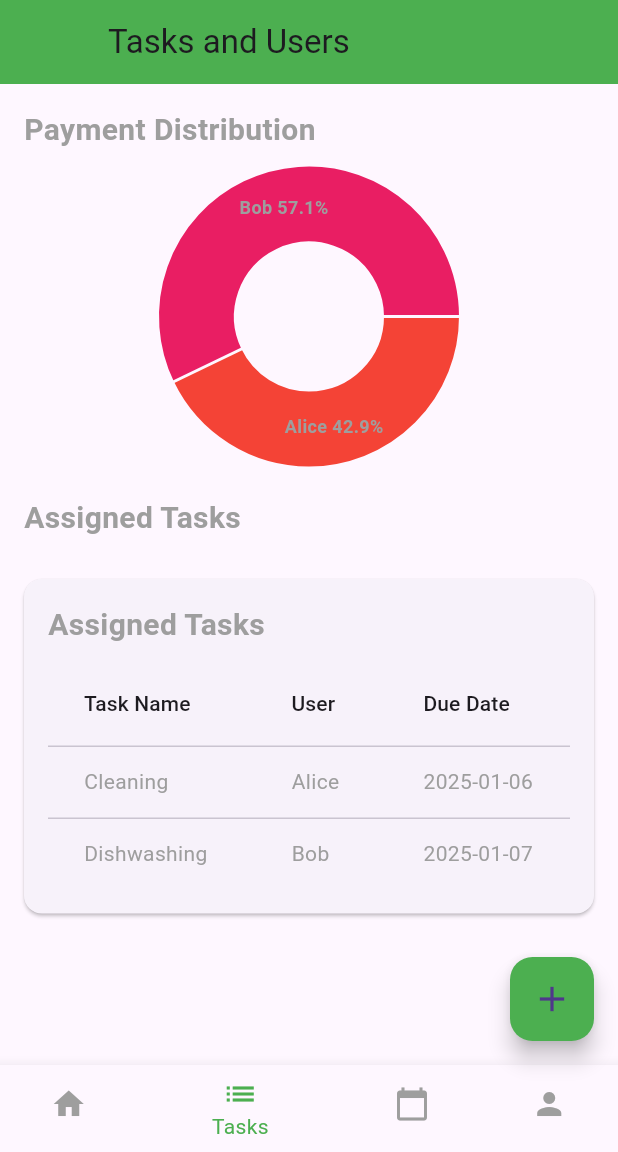
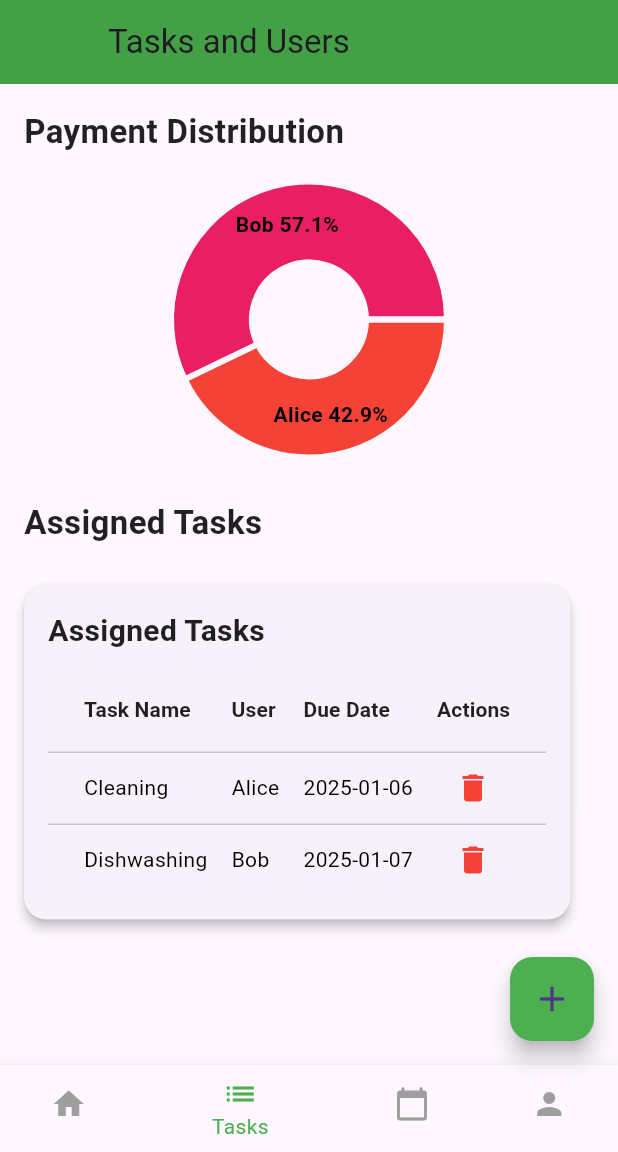
Before and after one commit to zgokceaynaci/Home-Balance-Frontend-with-Flutter, a Flutter app: the HomePage screen opened by its route, item 2 of the bottom bar chosen, on a phone screen of 412 x 824 dp, the part 84-1236 px from its top. Run offline on Flutter 3.47's test engine with Material 3 defaults, Android fonts, the light colour scheme and no system bars; drawn by our look-alikes of fl_chart; our stand-ins replace firebase_auth, firebase_core, google_sign_in, table_calendar; accounts and stored records are empty; generated files the repository leaves out were written again.

Commit message:
Add updated code for Home Balance Flutter project

```diff
--- a/lib/helpers/chart_helpers.dart
+++ b/lib/helpers/chart_helpers.dart
@@ -3,82 +3,99 @@ import 'package:flutter/material.dart';
 
 Widget buildEnhancedRentPieChart(double rentPaid, double rentRemaining) {
   return Container(
-    padding: const EdgeInsets.all(14.0), // Padding biraz azaltıldı
+    padding: const EdgeInsets.all(16.0),
+    margin: const EdgeInsets.symmetric(vertical: 16.0),
     decoration: BoxDecoration(
       color: Colors.white,
-      borderRadius: BorderRadius.circular(14), // Köşeler çok hafif küçültüldü
+      borderRadius: BorderRadius.circular(20),
       boxShadow: [
         BoxShadow(
-          color: Colors.grey.withOpacity(0.3),
-          spreadRadius: 3,
-          blurRadius: 4,
-          offset: const Offset(0, 2),
+          color: Colors.grey.withOpacity(0.2),
+          spreadRadius: 4,
+          blurRadius: 6,
+          offset: const Offset(0, 4),
         ),
       ],
     ),
     child: Column(
-      crossAxisAlignment: CrossAxisAlignment.center,
+      crossAxisAlignment: CrossAxisAlignment.start,
       children: [
-        const Text(
+        const Padding(
+          padding: EdgeInsets.only(left: 8.0),
+          child: Text(
             "Rent Overview",
             style: TextStyle(
-            fontSize: 19, // Font boyutu çok hafif küçültüldü
+              fontSize: 20,
               fontWeight: FontWeight.bold,
-            color: Colors.black,
+              color: Colors.black87,
             ),
           ),
-        const SizedBox(height: 14), // Başlık ve grafik arasındaki boşluk hafif azaltıldı
-        SizedBox(
-          height: 180, // Pie chart'ın yüksekliği hafif küçültüldü
+        ),
+        const SizedBox(height: 16),
+        Center(
+          child: SizedBox(
+            height: 200,
             child: PieChart(
               PieChartData(
                 sections: [
                   PieChartSectionData(
                     value: rentPaid,
-                  color: Colors.green.shade400,
+                    color: Colors.teal.shade400,
                     title: rentPaid > 0
                         ? 'Paid\n${rentPaid.toStringAsFixed(2)}₺'
                         : '',
-                  radius: 65, // Radius çok hafif küçültüldü
+                    radius: 70,
                     titleStyle: const TextStyle(
-                    fontSize: 15, // Font boyutu hafif küçültüldü
+                      fontSize: 14,
                       fontWeight: FontWeight.bold,
                       color: Colors.white,
                       shadows: [
                         Shadow(
                           blurRadius: 3,
                           color: Colors.black26,
-                        offset: Offset(1, 1),
+                          offset: Offset(1, 2),
                         ),
                       ],
                     ),
                   ),
                   PieChartSectionData(
                     value: rentRemaining > 0 ? rentRemaining : 0,
-                  color: Colors.red.shade400,
+                    color: Colors.orange.shade400,
                     title: rentRemaining > 0
                         ? 'Remaining\n${rentRemaining.toStringAsFixed(2)}₺'
                         : '',
-                  radius: 65, // Radius çok hafif küçültüldü
+                    radius: 70,
                     titleStyle: const TextStyle(
-                    fontSize: 15, // Font boyutu hafif küçültüldü
+                      fontSize: 14,
                       fontWeight: FontWeight.bold,
                       color: Colors.white,
                       shadows: [
                         Shadow(
                           blurRadius: 3,
                           color: Colors.black26,
-                        offset: Offset(1, 1),
+                          offset: Offset(1, 2),
                         ),
                       ],
                     ),
                   ),
                 ],
-              sectionsSpace: 7, // Dilimler arası boşluk çok hafif azaltıldı
-              centerSpaceRadius: 35, // Merkez boşluğu hafif küçültüldü
+                sectionsSpace: 6,
+                centerSpaceRadius: 40,
                 borderData: FlBorderData(
                   show: false,
                 ),
+              ),
+            ),
+          ),
+        ),
+        const SizedBox(height: 20),
+        const Center(
+          child: Text(
+            "Total Overview",
+            style: TextStyle(
+              fontSize: 16,
+              fontWeight: FontWeight.w500,
+              color: Colors.black54,
             ),
           ),
         ),
--- a/lib/screens/add_task_screen.dart
+++ b/lib/screens/add_task_screen.dart
@@ -60,7 +60,10 @@ class _AddTaskScreenState extends State<AddTaskScreen> {
       appBar: AppBar(
         title: const Text('Add Task'),
         backgroundColor: Colors.green,
-        leading: Container(),
+        leading: IconButton(
+          icon: const Icon(Icons.arrow_back),
+          onPressed: () => Navigator.pop(context),
+        ),
       ),
       body: Padding(
         padding: const EdgeInsets.all(16.0),
--- a/lib/screens/home_page.dart
+++ b/lib/screens/home_page.dart
@@ -170,7 +170,7 @@ Widget build(BuildContext context) {
             itemBuilder: (context, index) {
               final task = globalTasks[index];
               return ListTile(
-                leading: Icon(task.icon, color: Colors.green),
+                leading: Icon(task.icon, color: const Color.fromARGB(255, 11, 222, 18)),
                 title: Text(task.taskName),
                 subtitle: Text(
                   "${task.assignedUser} - ${task.dueDate.toLocal()}",
--- a/lib/screens/list_items_screen.dart
+++ b/lib/screens/list_items_screen.dart
@@ -20,7 +20,7 @@ class _ListItemsScreenState extends State<ListItemsScreen> {
   @override
   void initState() {
     super.initState();
-    tasks = List.from(widget.tasks); // Starting `tasks` list
+    tasks = List.from(widget.tasks);
   }
 
   @override
@@ -28,8 +28,8 @@ class _ListItemsScreenState extends State<ListItemsScreen> {
     return Scaffold(
       appBar: AppBar(
         title: const Text('Tasks and Users'),
-        backgroundColor: Colors.green,
-        leading: Container(),
+        backgroundColor: Colors.green.shade600,
+        leading: const SizedBox(),
       ),
       body: SingleChildScrollView(
         child: Padding(
@@ -39,14 +39,22 @@ class _ListItemsScreenState extends State<ListItemsScreen> {
             children: [
               const Text(
                 "Payment Distribution",
-                style: TextStyle(fontSize: 20, fontWeight: FontWeight.bold),
+                style: TextStyle(
+                  fontSize: 22,
+                  fontWeight: FontWeight.bold,
+                  color: Colors.black87,
+                ),
               ),
               const SizedBox(height: 10),
               _buildUserPaymentsPieChart(),
               const SizedBox(height: 20),
               const Text(
                 "Assigned Tasks",
-                style: TextStyle(fontSize: 20, fontWeight: FontWeight.bold),
+                style: TextStyle(
+                  fontSize: 22,
+                  fontWeight: FontWeight.bold,
+                  color: Colors.black87,
+                ),
               ),
               const SizedBox(height: 10),
               _buildTaskTable(),
@@ -79,10 +87,16 @@ class _ListItemsScreenState extends State<ListItemsScreen> {
               color: Colors.primaries[widget.users.indexOf(user) % Colors.primaries.length],
               value: paymentPercentage,
               title: "${user['name']} ${paymentPercentage.toStringAsFixed(1)}%",
+              titleStyle: const TextStyle(
+                fontSize: 14,
+                fontWeight: FontWeight.bold,
+                color: Colors.black,
+              ),
               radius: 50,
-              titleStyle: const TextStyle(fontSize: 12, fontWeight: FontWeight.bold),
             );
           }).toList(),
+          sectionsSpace: 4,
+          centerSpaceRadius: 40,
         ),
       ),
     );
@@ -91,6 +105,10 @@ class _ListItemsScreenState extends State<ListItemsScreen> {
   Widget _buildTaskTable() {
     return Card(
       margin: const EdgeInsets.symmetric(vertical: 16.0),
+      shape: RoundedRectangleBorder(
+        borderRadius: BorderRadius.circular(15),
+      ),
+      elevation: 3,
       child: Padding(
         padding: const EdgeInsets.all(16.0),
         child: Column(
@@ -98,7 +116,11 @@ Widget _buildTaskTable() {
           children: [
             const Text(
               "Assigned Tasks",
-            style: TextStyle(fontSize: 20, fontWeight: FontWeight.bold),
+              style: TextStyle(
+                fontSize: 20,
+                fontWeight: FontWeight.bold,
+                color: Colors.black87,
+              ),
             ),
             const SizedBox(height: 10),
             tasks.isEmpty
@@ -109,19 +131,65 @@ Widget _buildTaskTable() {
                     ),
                   )
                 : SingleChildScrollView(
-                  scrollDirection: Axis.horizontal, // Yatay kaydırma
+                    scrollDirection: Axis.horizontal,
                     child: DataTable(
+                      columnSpacing: 16,
                       columns: const [
-                      DataColumn(label: Text("Task Name")),
-                      DataColumn(label: Text("User")),
-                      DataColumn(label: Text("Due Date")),
-                      DataColumn(label: Text("Actions")),
+                        DataColumn(
+                          label: Text(
+                            "Task Name",
+                            style: TextStyle(
+                              fontSize: 14,
+                              fontWeight: FontWeight.bold,
+                              color: Colors.black87,
+                            ),
+                          ),
+                        ),
+                        DataColumn(
+                          label: Text(
+                            "User",
+                            style: TextStyle(
+                              fontSize: 14,
+                              fontWeight: FontWeight.bold,
+                              color: Colors.black87,
+                            ),
+                          ),
+                        ),
+                        DataColumn(
+                          label: Text(
+                            "Due Date",
+                            style: TextStyle(
+                              fontSize: 14,
+                              fontWeight: FontWeight.bold,
+                              color: Colors.black87,
+                            ),
+                          ),
+                        ),
+                        DataColumn(
+                          label: Text(
+                            "Actions",
+                            style: TextStyle(
+                              fontSize: 14,
+                              fontWeight: FontWeight.bold,
+                              color: Colors.black87,
+                            ),
+                          ),
+                        ),
                       ],
                       rows: tasks.map((task) {
                         return DataRow(cells: [
-                        DataCell(Text(task.taskName)),
-                        DataCell(Text(task.assignedUser)),
-                        DataCell(Text(DateFormat('yyyy-MM-dd').format(task.dueDate))),
+                          DataCell(Text(
+                            task.taskName,
+                            style: const TextStyle(color: Colors.black),
+                          )),
+                          DataCell(Text(
+                            task.assignedUser,
+                            style: const TextStyle(color: Colors.black),
+                          )),
+                          DataCell(Text(
+                            DateFormat('yyyy-MM-dd').format(task.dueDate),
+                            style: const TextStyle(color: Colors.black),
+                          )),
                           DataCell(
                             IconButton(
                               icon: const Icon(Icons.delete, color: Colors.red),
@@ -140,7 +208,6 @@ Widget _buildTaskTable() {
     );
   }
 
-
   void _deleteTask(Task task) {
     setState(() {
       tasks.remove(task);
--- a/pubspec.yaml
+++ b/pubspec.yaml
@@ -25,6 +25,7 @@ dependencies:
   uuid: ^3.0.6
   flutter_localizations:
     sdk: flutter  # Localization support
+  http: ^1.2.2
 
 
 dev_dependencies:
```
Also changed, not shown: lib/screens/sign_up_screen.dart (+8 -0 lines), lib/services/api_client.dart (added, +42 -0 lines), lib/services/auth_service.dart (added, +28 -0 lines), lib/services/task_service.dart (added, +60 -0 lines), lib/services/user_service.dart (added, +28 -0 lines), lib/models/response.dart (added), lib/models/user.dart (added), lib/providers/auth_provider.dart (added), lib/providers/settings_provider.dart (added), lib/providers/task_provider.dart (added), lib/services/rent_service.dart (added), lib/themes/app_theme.dart (added), lib/themes/colors.dart (added), pubspec.lock. Lines whose indentation alone changed are shown as unchanged.
